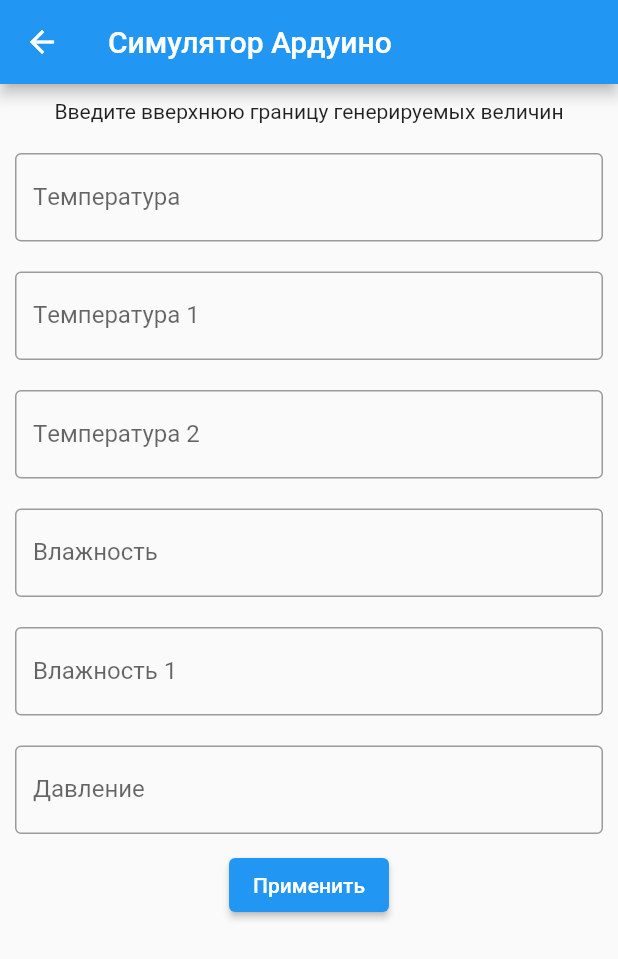
After one commit to nvsces/meteo, a Flutter app: the SettingsPage screen opened directly, after a tap on "Симулятор Ардуино", on a phone screen of 412 x 824 dp. The commit adds this screen. Shown: the top 959 px of the screen. Run offline on Flutter 3.47's test engine with Material 2 defaults, Android fonts, the light colour scheme and no system bars; our stand-ins replace charts_flutter, cloud_firestore, firebase_core, firebase_database, in_app_purchase; accounts and stored records are empty.

Commit message:
+ андроид симулятор, + удаление данных из базы

```diff
--- /dev/null
+++ b/lib/models/arduino_simulyator.dart
@@ -0,0 +1,38 @@
+import 'dart:async';
+import 'dart:math';
+
+import 'package:meteo/services/database.dart';
+
+class ArduinoSimulyator {
+  static bool isActive = false;
+  static double distanceTemp = 20;
+  static double distanceTemp1 = 20;
+  static double distanceTemp2 = 20;
+  static double distanceHum = 20;
+  static double distanceHum1 = 20;
+  static double distancePres = 760;
+  static Timer timer;
+
+  static generatedValue() {
+    var random = Random();
+    double temp = random.nextDouble() * distanceTemp;
+    double temp1 = random.nextDouble() * distanceTemp1;
+    double temp2 = random.nextDouble() * distanceTemp2;
+    double hum = random.nextDouble() * distanceHum;
+    double hum1 = random.nextDouble() * distanceHum1;
+    double pres = random.nextDouble() * distancePres;
+
+    return "${temp}q${temp1}q${temp2}q${hum}q${hum1}q${pres}q${DateTime.now()}";
+  }
+
+  static startTimer() {
+    timer = Timer.periodic(Duration(seconds: 10), (timer) {
+      if (ArduinoSimulyator.isActive)
+        DatabaseService.db.push().set(ArduinoSimulyator.generatedValue());
+    });
+  }
+
+  static stopTimer() {
+    timer.cancel();
+  }
+}
--- /dev/null
+++ b/lib/pages/arduino_sennings_page.dart
@@ -0,0 +1,130 @@
+import 'dart:async';
+
+import 'package:flutter/material.dart';
+import 'package:meteo/models/arduino_simulyator.dart';
+import 'package:meteo/services/database.dart';
+
+class ArduinoSettingPage extends StatefulWidget {
+  ArduinoSettingPage();
+
+  @override
+  _ArduinoSettingPageState createState() => _ArduinoSettingPageState();
+}
+
+class _ArduinoSettingPageState extends State<ArduinoSettingPage> {
+  TextEditingController tempC = TextEditingController();
+  TextEditingController temp1C = TextEditingController();
+  TextEditingController temp2C = TextEditingController();
+  TextEditingController humC = TextEditingController();
+  TextEditingController hum1C = TextEditingController();
+  TextEditingController pressC = TextEditingController();
+
+  void _apply() {
+    if (tempC.text.isNotEmpty)
+      ArduinoSimulyator.distanceTemp = double.parse(tempC.text);
+    if (temp1C.text.isNotEmpty)
+      ArduinoSimulyator.distanceTemp1 = double.parse(temp1C.text);
+    if (temp2C.text.isNotEmpty)
+      ArduinoSimulyator.distanceTemp2 = double.parse(temp2C.text);
+    if (humC.text.isNotEmpty)
+      ArduinoSimulyator.distanceHum = double.parse(humC.text);
+    if (hum1C.text.isNotEmpty)
+      ArduinoSimulyator.distanceHum1 = double.parse(hum1C.text);
+    if (pressC.text.isNotEmpty)
+      ArduinoSimulyator.distancePres = double.parse(pressC.text);
+    Navigator.pop(context);
+  }
+
+  @override
+  Widget build(BuildContext context) {
+    return Scaffold(
+      appBar: AppBar(
+        title: Text('Симулятор Ардуино'),
+      ),
+      body: Container(
+        child: Column(
+          children: [
+            Center(
+              child: Padding(
+                  padding: EdgeInsets.all(10),
+                  child: Text('Введите вверхнюю границу генерируемых величин')),
+            ),
+            Padding(
+              padding: EdgeInsets.all(10),
+              child: TextField(
+                decoration: InputDecoration(
+                  border: OutlineInputBorder(
+                    borderSide: BorderSide(color: Colors.black),
+                  ),
+                  labelText: 'Tемпература',
+                ),
+                controller: tempC,
+              ),
+            ),
+            Padding(
+              padding: EdgeInsets.all(10),
+              child: TextField(
+                decoration: InputDecoration(
+                  border: OutlineInputBorder(
+                    borderSide: BorderSide(color: Colors.black),
+                  ),
+                  labelText: 'Tемпература 1',
+                ),
+                controller: temp1C,
+              ),
+            ),
+            Padding(
+              padding: EdgeInsets.all(10),
+              child: TextField(
+                decoration: InputDecoration(
+                  border: OutlineInputBorder(
+                    borderSide: BorderSide(color: Colors.black),
+                  ),
+                  labelText: 'Tемпература 2',
+                ),
+                controller: temp2C,
+              ),
+            ),
+            Padding(
+              padding: EdgeInsets.all(10),
+              child: TextField(
+                decoration: InputDecoration(
+                  border: OutlineInputBorder(
+                    borderSide: BorderSide(color: Colors.black),
+                  ),
+                  labelText: 'Влажность',
+                ),
+                controller: humC,
+              ),
+            ),
+            Padding(
+              padding: EdgeInsets.all(10),
+              child: TextField(
+                decoration: InputDecoration(
+                  border: OutlineInputBorder(
+                    borderSide: BorderSide(color: Colors.black),
+                  ),
+                  labelText: 'Влажность 1',
+                ),
+                controller: hum1C,
+              ),
+            ),
+            Padding(
+              padding: EdgeInsets.all(10),
+              child: TextField(
+                decoration: InputDecoration(
+                  border: OutlineInputBorder(
+                    borderSide: BorderSide(color: Colors.black),
+                  ),
+                  labelText: 'Давление',
+                ),
+                controller: pressC,
+              ),
+            ),
+            ElevatedButton(onPressed: _apply, child: Text('Применить')),
+          ],
+        ),
+      ),
+    );
+  }
+}
--- a/lib/pages/settings_page.dart
+++ b/lib/pages/settings_page.dart
@@ -1,5 +1,12 @@
+import 'dart:async';
+
+import 'package:animations/animations.dart';
+import 'package:flutter/cupertino.dart';
 import 'package:flutter/material.dart';
+import 'package:meteo/models/arduino_simulyator.dart';
+import 'package:meteo/pages/arduino_sennings_page.dart';
 import 'package:meteo/pages/market_screen.dart';
+import 'package:meteo/pages/my_market.dart';
 import 'package:meteo/services/database.dart';
 
 class SettingsPage extends StatefulWidget {
@@ -10,12 +17,17 @@ class SettingsPage extends StatefulWidget {
 }
 
 class _SettingsPageState extends State<SettingsPage> {
-  //bool switchValue = false;
+  void _deleteRealTimeDataBase() => DatabaseService.deleteRealTimeDatabase();
+
+  void _deleteCloudFirestore() => DatabaseService.deleteCloudFirestore();
 
   @override
   Widget build(BuildContext context) {
     return Scaffold(
-      appBar: AppBar(),
+      appBar: AppBar(
+        centerTitle: true,
+        title: Text('Настройки'),
+      ),
       body: Container(
         child: Column(
           children: [
@@ -24,18 +36,61 @@ class _SettingsPageState extends State<SettingsPage> {
               value: DatabaseService.isTrafficRedirection,
               onChanged: (value) {
                 setState(() {
-                  //switchValue = value;
                   DatabaseService.isTrafficRedirection = value;
                 });
               },
             ),
-            ElevatedButton(
-              onPressed: () {
-                Navigator.push(context,
-                    MaterialPageRoute(builder: (ctx) => MarketScreen()));
+            ListTile(
+              onTap: () {
+                Navigator.push(
+                  context,
+                  MaterialPageRoute(builder: (context) => ArduinoSettingPage()),
+                );
               },
-              child: Text('Открыть MarketScreen'),
+              title: const Text('Симулятор Ардуино'),
+              trailing: Transform.scale(
+                scale: 0.8,
+                child: CupertinoSwitch(
+                  value: ArduinoSimulyator.isActive,
+                  onChanged: (value) {
+                    setState(() {
+                      ArduinoSimulyator.isActive = value;
+                      if (value)
+                        ArduinoSimulyator.startTimer();
+                      else
+                        ArduinoSimulyator.stopTimer();
+                    });
+                  },
+                ),
+              ),
             ),
+            Padding(
+              padding: EdgeInsets.all(10),
+              child: ElevatedButton(
+                onPressed: _deleteRealTimeDataBase,
+                child: Container(
+                  width: MediaQuery.of(context).size.width,
+                  child: Text('Очистить RealTimeDatabase'),
+                ),
+              ),
+            ),
+            Padding(
+              padding: EdgeInsets.all(10),
+              child: ElevatedButton(
+                onPressed: _deleteCloudFirestore,
+                child: Container(
+                  width: MediaQuery.of(context).size.width,
+                  child: Text('Очистить CloudFirestore'),
+                ),
+              ),
+            ),
+            // ElevatedButton(
+            //   onPressed: () {
+            //     Navigator.push(
+            //         context, MaterialPageRoute(builder: (ctx) => MyMarket()));
+            //   },
+            //   child: Text('Открыть MarketScreen'),
+            // ),
           ],
         ),
       ),
--- a/pubspec.yaml
+++ b/pubspec.yaml
@@ -34,6 +34,7 @@ dependencies:
   cloud_firestore: ^2.0.0
   in_app_purchase: ^0.5.2
   flutter_launcher_icons: "^0.8.0"
+  animations: ^2.0.0
 
 dev_dependencies:
   flutter_test:
```
Also changed, not shown: lib/main.dart (+7 -1 lines), lib/pages/market_screen.dart (+11 -11 lines), lib/pages/my_market.dart (added, +123 -0 lines), lib/services/database.dart (+14 -0 lines), pubspec.lock.
